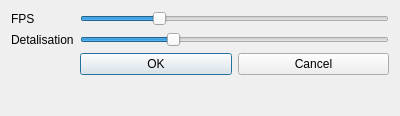
Above: QtCellLifeSimulationApp/TimeSettingsDialog.ui from maxchistt/CellLifeSimulation before the change. Below: the same form after it.
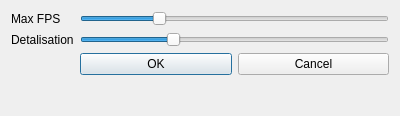
That is the form after the change.

What changed in the file:
```diff
--- a/QtCellLifeSimulationApp/TimeSettingsDialog.ui
+++ b/QtCellLifeSimulationApp/TimeSettingsDialog.ui
@@ -19,7 +19,7 @@
      <item row="0" column="0">
       <widget class="QLabel" name="fpsLabel">
        <property name="text">
-        <string>FPS</string>
+        <string>Max FPS</string>
        </property>
       </widget>
      </item>
```
